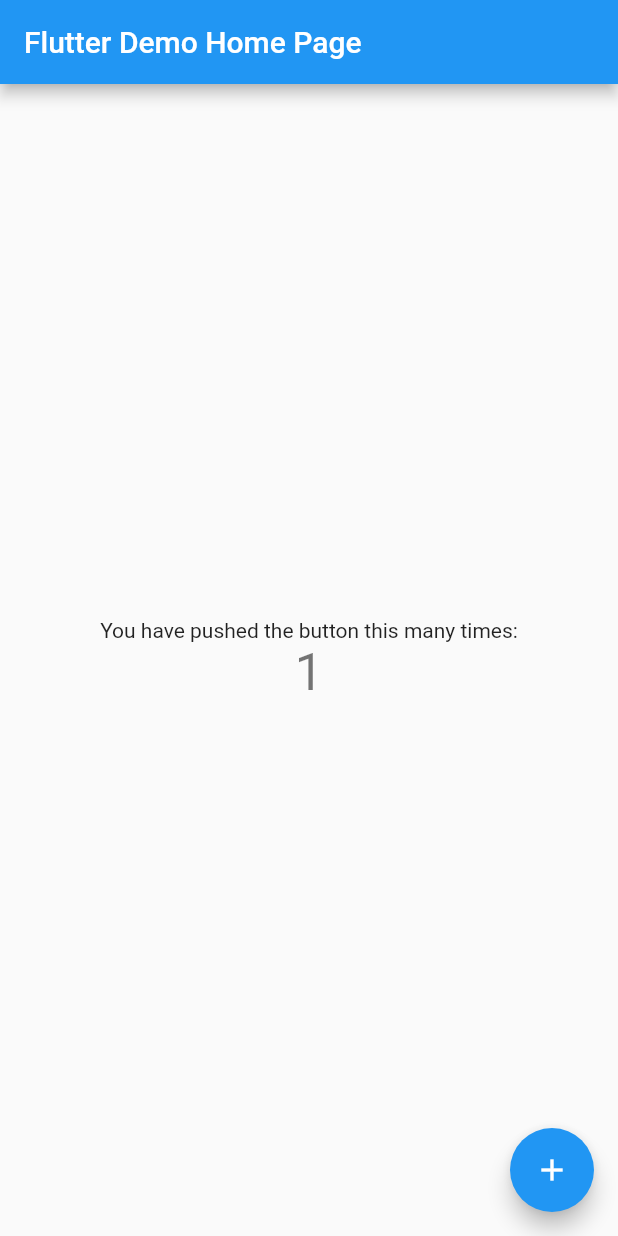
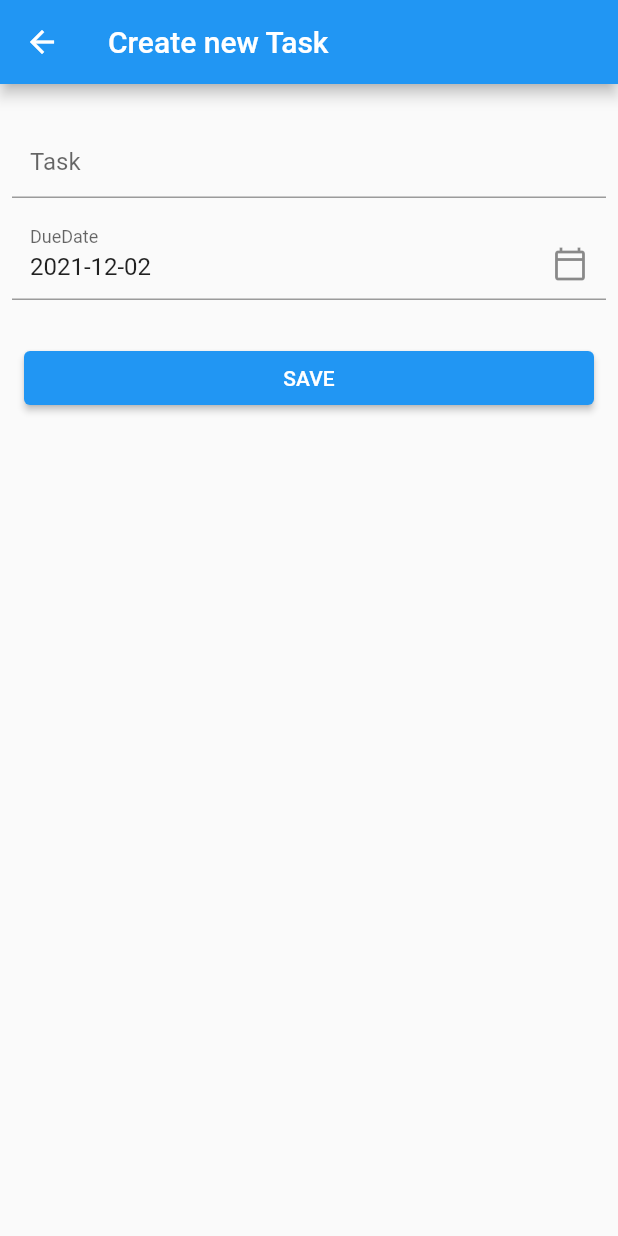
Before and after one commit to rporto2619/SqLite, a Flutter app: the screen it shows after launch, after a tap on the "add" icon, on a phone screen of 412 x 824 dp. Run offline on Flutter 3.47's test engine with Material 2 defaults, Android fonts, the phone set to English and light mode, and no system bars; our stand-ins replace get, sqflite; missing offline and left inert: example_todo; accounts and stored records are empty.

Commit message:
basic code

```diff
--- /dev/null
+++ b/lib/data/models/task_model.dart
@@ -0,0 +1,33 @@
+import 'package:intl/intl.dart';
+
+class TaskModel {
+  TaskModel({
+    this.id,
+    required this.content,
+    required this.date,
+    required this.state,
+  });
+
+  final int? id;
+  final String content;
+  final bool state;
+  final DateTime date;
+
+  Map<String, dynamic> toMapSqlite() {
+    return {
+      'id': id,
+      'content': content,
+      'state': state? 1 : 0,
+      'date': DateFormat('yyyy-MM-dd').format(date),
+    };
+  }
+
+  Map<String, dynamic> toMap() {
+    return {
+      'id': id,
+      'content': content,
+      'state': state,
+      'date': date,
+    };
+  }
+}
--- /dev/null
+++ b/lib/data/repositories/task_repository.dart
@@ -0,0 +1,22 @@
+import 'package:flutter_sqlite_todo/data/datasources/local/database.dart';
+import 'package:flutter_sqlite_todo/data/models/task_model.dart';
+
+class TaskRepository {
+  late TaskLocalDataSource localDataSource;
+
+  TaskRepository() {
+    //print("Starting UserRepository");
+    localDataSource = TaskLocalDataSource();
+  }
+
+  Future<List<TaskModel>> getAllTasks() async =>
+      await localDataSource.getAllTasks();
+
+  Future<void> addTask(task) async => await localDataSource.addTask(task);
+
+  Future<void> deleteTask(id) async => await localDataSource.deleteTask(id);
+
+  Future<void> deleteAll() async => await localDataSource.deleteAll();
+
+  Future<void> updateTask(task) async => await localDataSource.updateTask(task);
+}
--- /dev/null
+++ b/lib/domain/controllers/task_controller.dart
@@ -0,0 +1,38 @@
+import 'package:flutter_sqlite_todo/data/models/task_model.dart';
+import 'package:flutter_sqlite_todo/data/repositories/task_repository.dart';
+import 'package:get/state_manager.dart';
+import 'package:get/get.dart';
+
+class TaskController extends GetxController {
+  final _tasks = <TaskModel>[].obs;
+  TaskRepository repository = Get.find();
+  //List<TaskModel> get getAllTasks =>
+
+  List<TaskModel> get tasks => _tasks;
+
+  @override
+  onInit() {
+    super.onInit();
+    getAllTasks();
+  }
+
+  Future<void> addTask(task) async {
+    // TODO
+  }
+
+  Future<void> getAllTasks() async {
+    // TODO
+  }
+
+  Future<void> deleteTask(id) async {
+    // TODO
+  }
+
+  Future<void> deleteAll() async {
+    // TODO
+  }
+
+  Future<void> updateTask(user) async {
+    // TODO
+  }
+}
--- a/lib/main.dart
+++ b/lib/main.dart
@@ -1,115 +1,11 @@
 import 'package:flutter/material.dart';
+import 'package:flutter_sqlite_todo/ui/home.dart';
+import 'package:get/get.dart';
 
-void main() {
-  runApp(const MyApp());
+import 'data/repositories/task_repository.dart';
+
+void main() async {
+  WidgetsFlutterBinding.ensureInitialized();
+  Get.put(TaskRepository());
+  runApp(const Home());
 }
-
-class MyApp extends StatelessWidget {
-  const MyApp({Key? key}) : super(key: key);
-
-  // This widget is the root of your application.
-  @override
-  Widget build(BuildContext context) {
-    return MaterialApp(
-      title: 'Flutter Demo',
-      theme: ThemeData(
-        // This is the theme of your application.
-        //
-        // Try running your application with "flutter run". You'll see the
-        // application has a blue toolbar. Then, without quitting the app, try
-        // changing the primarySwatch below to Colors.green and then invoke
-        // "hot reload" (press "r" in the console where you ran "flutter run",
-        // or simply save your changes to "hot reload" in a Flutter IDE).
-        // Notice that the counter didn't reset back to zero; the application
-        // is not restarted.
-        primarySwatch: Colors.blue,
-      ),
-      home: const MyHomePage(title: 'Flutter Demo Home Page'),
-    );
-  }
-}
-
-class MyHomePage extends StatefulWidget {
-  const MyHomePage({Key? key, required this.title}) : super(key: key);
-
-  // This widget is the home page of your application. It is stateful, meaning
-  // that it has a State object (defined below) that contains fields that affect
-  // how it looks.
-
-  // This class is the configuration for the state. It holds the values (in this
-  // case the title) provided by the parent (in this case the App widget) and
-  // used by the build method of the State. Fields in a Widget subclass are
-  // always marked "final".
-
-  final String title;
-
-  @override
-  State<MyHomePage> createState() => _MyHomePageState();
-}
-
-class _MyHomePageState extends State<MyHomePage> {
-  int _counter = 0;
-
-  void _incrementCounter() {
-    setState(() {
-      // This call to setState tells the Flutter framework that something has
-      // changed in this State, which causes it to rerun the build method below
-      // so that the display can reflect the updated values. If we changed
-      // _counter without calling setState(), then the build method would not be
-      // called again, and so nothing would appear to happen.
-      _counter++;
-    });
-  }
-
-  @override
-  Widget build(BuildContext context) {
-    // This method is rerun every time setState is called, for instance as done
-    // by the _incrementCounter method above.
-    //
-    // The Flutter framework has been optimized to make rerunning build methods
-    // fast, so that you can just rebuild anything that needs updating rather
-    // than having to individually change instances of widgets.
-    return Scaffold(
-      appBar: AppBar(
-        // Here we take the value from the MyHomePage object that was created by
-        // the App.build method, and use it to set our appbar title.
-        title: Text(widget.title),
-      ),
-      body: Center(
-        // Center is a layout widget. It takes a single child and positions it
-        // in the middle of the parent.
-        child: Column(
-          // Column is also a layout widget. It takes a list of children and
-          // arranges them vertically. By default, it sizes itself to fit its
-          // children horizontally, and tries to be as tall as its parent.
-          //
-          // Invoke "debug painting" (press "p" in the console, choose the
-          // "Toggle Debug Paint" action from the Flutter Inspector in Android
-          // Studio, or the "Toggle Debug Paint" command in Visual Studio Code)
-          // to see the wireframe for each widget.
-          //
-          // Column has various properties to control how it sizes itself and
-          // how it positions its children. Here we use mainAxisAlignment to
-          // center the children vertically; the main axis here is the vertical
-          // axis because Columns are vertical (the cross axis would be
-          // horizontal).
-          mainAxisAlignment: MainAxisAlignment.center,
-          children: <Widget>[
-            const Text(
-              'You have pushed the button this many times:',
-            ),
-            Text(
-              '$_counter',
-              style: Theme.of(context).textTheme.headline4,
-            ),
-          ],
-        ),
-      ),
-      floatingActionButton: FloatingActionButton(
-        onPressed: _incrementCounter,
-        tooltip: 'Increment',
-        child: const Icon(Icons.add),
-      ), // This trailing comma makes auto-formatting nicer for build methods.
-    );
-  }
-}
--- /dev/null
+++ b/lib/ui/home.dart
@@ -0,0 +1,18 @@
+import 'package:flutter/material.dart';
+import 'package:flutter_sqlite_todo/domain/controllers/task_controller.dart';
+import 'package:flutter_sqlite_todo/ui/pages/task_list_page.dart';
+import 'package:get/get.dart';
+
+class Home extends StatelessWidget {
+  const Home({Key? key}) : super(key: key);
+
+  @override
+  Widget build(BuildContext context) {
+    Get.put(TaskController());
+    return const GetMaterialApp(
+      debugShowCheckedModeBanner: false,
+      title: 'Flutter Demo',
+      home: TaskListPage(),
+    );
+  }
+}
--- /dev/null
+++ b/lib/ui/pages/task_detail_page.dart
@@ -0,0 +1,123 @@
+import 'package:flutter/material.dart';
+import 'package:flutter_sqlite_todo/data/models/task_model.dart';
+import 'package:flutter_sqlite_todo/domain/controllers/task_controller.dart';
+import 'package:get/get.dart';
+import 'package:intl/intl.dart';
+
+class TaskDetailPage extends StatefulWidget {
+  const TaskDetailPage({Key? key}) : super(key: key);
+
+  @override
+  _TaskDetailPageState createState() => _TaskDetailPageState();
+}
+
+class _TaskDetailPageState extends State<TaskDetailPage> {
+  final bool _editing = Get.arguments[0];
+  late TaskModel task;
+
+  final controllerContent = TextEditingController();
+  final controllerDate = TextEditingController();
+
+  @override
+  Widget build(BuildContext context) {
+    if (_editing) {
+      task = Get.arguments[1];
+      controllerContent.text = task.content;
+      controllerDate.text = DateFormat('yyyy-MM-dd').format(task.date);
+    } else {
+      controllerContent.text = "";
+      controllerDate.text = DateFormat('yyyy-MM-dd').format(DateTime.now());
+    }
+    TaskController taskController = Get.find();
+    return Scaffold(
+      appBar: AppBar(
+        title: Text(_editing ? task.content : Get.arguments[1]),
+        actions: _editing
+            ? [
+                IconButton(
+                  icon: const Icon(Icons.delete),
+                  onPressed: () async {
+                    // TODO
+                  },
+                )
+              ]
+            : [],
+      ),
+      body: Padding(
+        padding: const EdgeInsets.all(8.0),
+        child: Column(
+          children: [
+            const SizedBox(
+              height: 20,
+            ),
+            TextField(
+                controller: controllerContent,
+                decoration: const InputDecoration(
+                    labelText: 'Task',
+                    contentPadding: EdgeInsets.only(left: 12))),
+            const SizedBox(
+              height: 20,
+            ),
+            TextField(
+              key: const Key('TextFieldDueDate'),
+              controller: controllerDate,
+              decoration: const InputDecoration(
+                  labelText: 'DueDate',
+                  contentPadding: EdgeInsets.only(left: 12),
+                  suffixIcon: Icon(Icons.calendar_today_outlined)),
+              readOnly: true,
+              onTap: () async {
+                DateTime? _selectedDate = await showDatePicker(
+                    context: context,
+                    initialDate: _editing ? task.date : DateTime.now(),
+                    firstDate: DateTime.now(),
+                    lastDate: DateTime.now().add(const Duration(days: 90)));
+                if (_selectedDate != null) {
+                  controllerDate.text =
+                      DateFormat('yyyy-MM-dd').format(_selectedDate);
+                }
+              },
+            ),
+            const SizedBox(
+              height: 20,
+            ),
+            Padding(
+              padding: const EdgeInsets.all(8.0),
+              child: Row(
+                mainAxisAlignment: MainAxisAlignment.end,
+                children: [
+                  Expanded(
+                      flex: 2,
+                      child: ElevatedButton(
+                        onPressed: () async {
+                          String title = 'error';
+                          String message = "";
+                          bool showError = false;
+                          if (_editing) {
+                            // TODO
+                          } else {
+                            // TODO
+                          }
+                          if (showError) {
+                            Get.snackbar(title, message,
+                                snackPosition: SnackPosition.BOTTOM,
+                                backgroundColor: Colors.green[400],
+                                duration: const Duration(milliseconds: 1500),
+                                colorText: Colors.white,
+                                icon: const Icon(Icons.update),
+                                barBlur: 0.5);
+                          } else {
+                            Get.back();
+                          }
+                        },
+                        child: const Text("SAVE"),
+                      ))
+                ],
+              ),
+            )
+          ],
+        ),
+      ),
+    );
+  }
+}
--- /dev/null
+++ b/lib/ui/pages/task_list_page.dart
@@ -0,0 +1,50 @@
+import 'package:flutter/material.dart';
+import 'package:flutter_sqlite_todo/domain/controllers/task_controller.dart';
+import 'package:flutter_sqlite_todo/ui/pages/task_detail_page.dart';
+import 'package:flutter_sqlite_todo/ui/widgets/list_item.dart';
+import 'package:get/get.dart';
+
+class TaskListPage extends StatelessWidget {
+  const TaskListPage({Key? key}) : super(key: key);
+
+  @override
+  Widget build(BuildContext context) {
+    //HomeController controller = Get.find();
+    TaskController taskController = Get.find();
+    return Scaffold(
+      appBar: AppBar(title: const Text("Task list"), actions: <Widget>[
+        IconButton(
+            key: const Key('deleteAllButton'),
+            onPressed: () {
+              // TODO
+            },
+            icon: const Icon(Icons.delete))
+      ]),
+      floatingActionButton: FloatingActionButton(
+        key: const Key('addTaskButton'),
+        child: const Icon(Icons.add),
+        onPressed: () async {
+          Get.to(() => const TaskDetailPage(),
+              arguments: [false, "Create new Task"]);
+        },
+      ),
+      body: Padding(
+        padding: const EdgeInsets.all(8.0),
+        child: _getXlistView(),
+      ),
+    );
+  }
+
+  Widget _getXlistView() {
+    TaskController taskController = Get.find();
+    return Obx(
+      () => ListView.builder(
+        itemCount: taskController.tasks.length,
+        itemBuilder: (context, index) {
+          final task = taskController.tasks[index];
+          return ListItem(task);
+        },
+      ),
+    );
+  }
+}
--- /dev/null
+++ b/lib/ui/widgets/list_item.dart
@@ -0,0 +1,82 @@
+import 'package:example_todo/data/models/task_model.dart';
+import 'package:example_todo/domain/controllers/task_controller.dart';
+import 'package:example_todo/ui/pages/task_detail_page.dart';
+import 'package:flutter/material.dart';
+
+import 'package:get/get.dart';
+import 'package:intl/intl.dart';
+
+class ListItem extends StatelessWidget {
+  final TaskModel task;
+  const ListItem(this.task, {Key? key}) : super(key: key);
+
+  @override
+  Widget build(BuildContext context) {
+    TaskController taskController = Get.find();
+    int id = task.id ?? 0;
+    return Center(
+      child: Dismissible(
+        direction: DismissDirection.startToEnd,
+        key: UniqueKey(),
+        background: Container(
+            color: Colors.red,
+            alignment: Alignment.centerLeft,
+            child: const Padding(
+              padding: EdgeInsets.only(left: 20),
+              child: Icon(Icons.cancel_rounded, color: Colors.black54, size: 32.0),
+            )),
+        onDismissed: (direction) {
+          // Remove the item from the data source.
+
+          taskController.deleteTask(task.id);
+        },
+        child: Card(
+          key: Key('taskItem' + id.toString()),
+          child: Row(
+            mainAxisSize: MainAxisSize.min,
+            children: <Widget>[
+              Checkbox(
+                value: task.state,
+                onChanged: (value) {
+                  taskController.updateTask(
+                    TaskModel(
+                      id: task.id,
+                      content: task.content,
+                      date: task.date,
+                      state: !task.state
+                    )
+                  );
+                },
+              ),
+              Expanded(
+                child: ListTile(
+                  title: Text(
+                    task.content,
+                    style: task.state? const TextStyle(
+                      decoration: TextDecoration.lineThrough,
+                      color: Colors.black45
+                    ):const TextStyle(
+                      decoration: TextDecoration.none,
+                      color: Colors.black
+                    ),
+                  ),
+                  subtitle: Text(DateFormat('yyyy-MM-dd').format(task.date)),
+                ),
+              ),
+              IconButton(
+                onPressed: () {
+                  Get.to(() => const TaskDetailPage(), arguments: [true,task, task.id]);
+                },
+                icon: const Icon(
+                  Icons.edit, color:
+                  Colors.black54,
+                  size: 20.0,
+                )
+              )
+            ],
+          ),
+        ),
+      ),
+    );
+  }
+}
--- a/pubspec.yaml
+++ b/pubspec.yaml
@@ -29,8 +29,9 @@ environment:
 dependencies:
   flutter:
     sdk: flutter
-
-
+  sqflite: ^2.0.0+4
+  get: ^4.3.8
+  intl: ^0.17.0
   # The following adds the Cupertino Icons font to your application.
   # Use with the CupertinoIcons class for iOS style icons.
   cupertino_icons: ^1.0.2
```
Also changed, not shown: lib/data/datasources/local/database.dart (added, +59 -0 lines), pubspec.lock, 4 other files.
